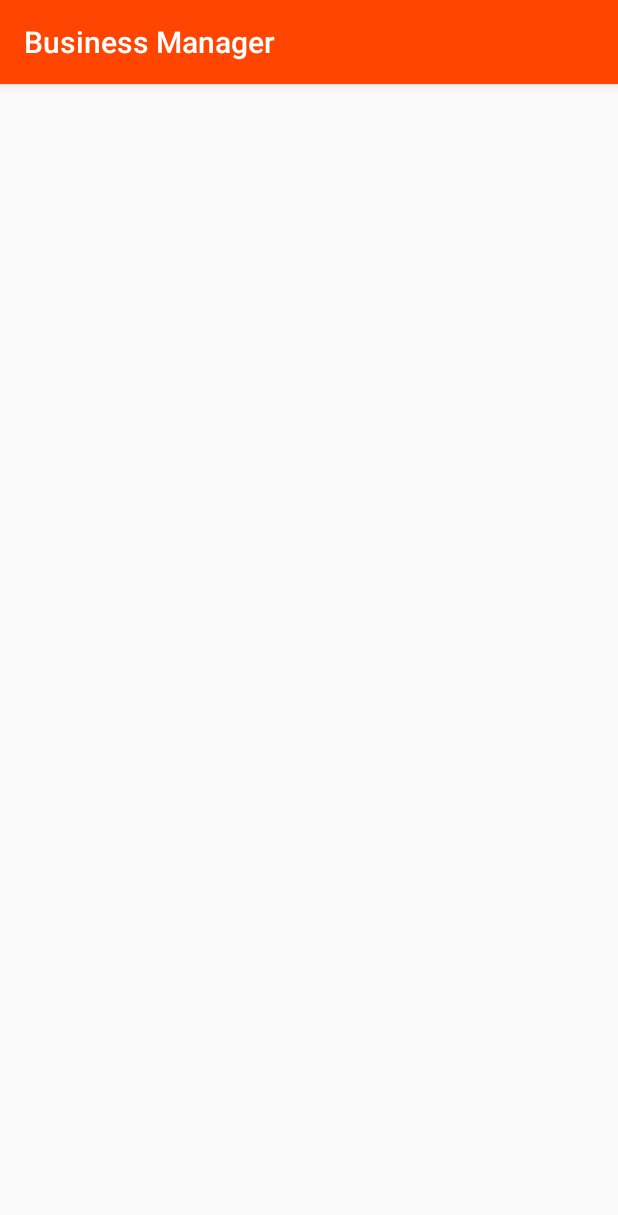
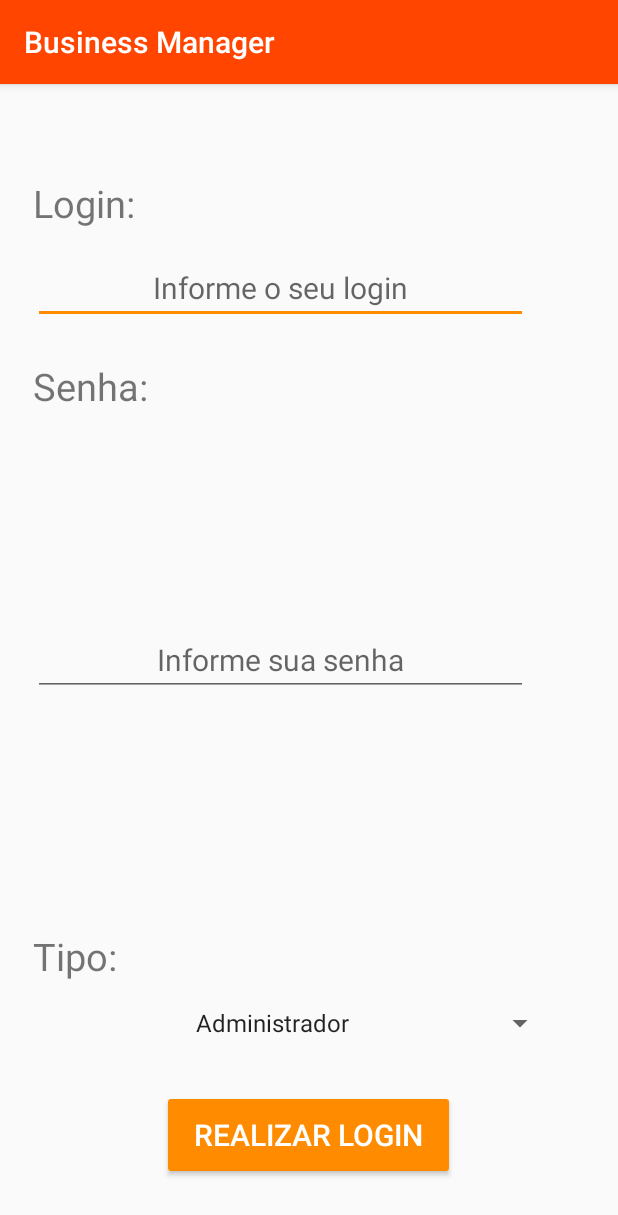
Before and after one commit to rodrigobentorodrigues/business-manager, an Android app: the LoginActivity screen opened directly, with no data from a screen before it, on a phone screen of 412 x 824 dp. Shown: the top 1215 px of the screen. Run offline under Robolectric (Android 15) with nearby library versions, the phone set to English and light mode, and no system bars.

Commit message:
Layout da tela de login concluido

```diff
--- a/app/src/main/java/bm/pdm/ifpb/com/businessmanager/LoginActivity.java
+++ b/app/src/main/java/bm/pdm/ifpb/com/businessmanager/LoginActivity.java
@@ -2,12 +2,22 @@ package bm.pdm.ifpb.com.businessmanager;
 
 import android.support.v7.app.AppCompatActivity;
 import android.os.Bundle;
+import android.widget.ArrayAdapter;
+import android.widget.Spinner;
 
 public class LoginActivity extends AppCompatActivity {
+
+    private Spinner spinner;
 
     @Override
     protected void onCreate(Bundle savedInstanceState) {
         super.onCreate(savedInstanceState);
         setContentView(R.layout.activity_login);
+        // Setando os valores para o Spinner
+        this.spinner = findViewById(R.id.spinner);
+        ArrayAdapter<CharSequence> adapter = ArrayAdapter.createFromResource(this,
+                R.array.tipo, android.R.layout.simple_spinner_item);
+        adapter.setDropDownViewResource(android.R.layout.simple_spinner_dropdown_item);
+        this.spinner.setAdapter(adapter);
     }
 }
--- a/app/src/main/res/layout/activity_login.xml
+++ b/app/src/main/res/layout/activity_login.xml
@@ -1,9 +1,93 @@
 <?xml version="1.0" encoding="utf-8"?>
-<android.support.constraint.ConstraintLayout xmlns:android="http://schemas.android.com/apk/res/android"
+<RelativeLayout xmlns:android="http://schemas.android.com/apk/res/android"
     xmlns:app="http://schemas.android.com/apk/res-auto"
     xmlns:tools="http://schemas.android.com/tools"
     android:layout_width="match_parent"
     android:layout_height="match_parent"
     tools:context=".LoginActivity">
 
-</android.support.constraint.ConstraintLayout>
+
+    <TextView
+        android:id="@+id/textView5"
+        android:layout_width="wrap_content"
+        android:layout_height="wrap_content"
+        android:layout_alignParentStart="true"
+        android:layout_alignParentTop="true"
+        android:layout_marginStart="22dp"
+        android:layout_marginTop="62dp"
+        android:text="Login:"
+        android:textSize="25sp"
+        android:layout_alignParentLeft="true"
+        android:layout_marginLeft="22dp" />
+
+    <TextView
+        android:id="@+id/textView6"
+        android:layout_width="wrap_content"
+        android:layout_height="wrap_content"
+        android:layout_alignParentTop="true"
+        android:layout_alignStart="@+id/textView5"
+        android:layout_marginTop="184dp"
+        android:text="Senha:"
+        android:textSize="25sp"
+        android:layout_alignLeft="@+id/textView5" />
+
+    <EditText
+        android:id="@+id/editText"
+        android:layout_width="330dp"
+        android:layout_height="wrap_content"
+        android:layout_alignParentTop="true"
+        android:layout_alignStart="@+id/textView5"
+        android:layout_marginTop="112dp"
+        android:ems="10"
+        android:hint="Informe o seu login"
+        android:inputType="textPersonName"
+        android:textAlignment="center"
+        android:textSize="20sp"
+        android:layout_alignLeft="@+id/textView5" />
+
+    <EditText
+        android:id="@+id/editText2"
+        android:layout_width="330dp"
+        android:layout_height="wrap_content"
+        android:layout_alignStart="@+id/textView5"
+        android:layout_centerVertical="true"
+        android:ems="10"
+        android:hint="Informe sua senha"
+        android:inputType="textPassword"
+        android:textAlignment="center"
+        android:textSize="20sp"
+        android:layout_alignLeft="@+id/textView5" />
+
+    <Spinner
+        android:id="@+id/spinner"
+        android:layout_width="330dp"
+        android:layout_height="37dp"
+        android:layout_alignParentBottom="true"
+        android:layout_centerHorizontal="true"
+        android:layout_marginBottom="123dp"
+        android:textAlignment="center"/>
+
+    <TextView
+        android:id="@+id/textView7"
+        android:layout_width="wrap_content"
+        android:layout_height="wrap_content"
+        android:layout_alignParentBottom="true"
+        android:layout_alignStart="@+id/textView5"
+        android:layout_marginBottom="169dp"
+        android:text="Tipo:"
+        android:textSize="25sp"
+        android:layout_alignLeft="@+id/textView5" />
+
+    <Button
+        android:id="@+id/button"
+        style="@style/Widget.AppCompat.Button.Colored"
+        android:layout_width="195dp"
+        android:layout_height="60dp"
+        android:layout_alignParentBottom="true"
+        android:layout_centerHorizontal="true"
+        android:layout_marginBottom="37dp"
+        android:text="Realizar Login"
+        android:textSize="20sp" />
+
+
+</RelativeLayout>
--- /dev/null
+++ b/app/src/main/res/values/tipo.xml
@@ -0,0 +1,7 @@
+<?xml version="1.0" encoding="utf-8"?>
+<resources>
+    <string-array name="tipo">
+        <item>Administrador</item>
+        <item>Funcionário</item>
+    </string-array>
+</resources>
```
